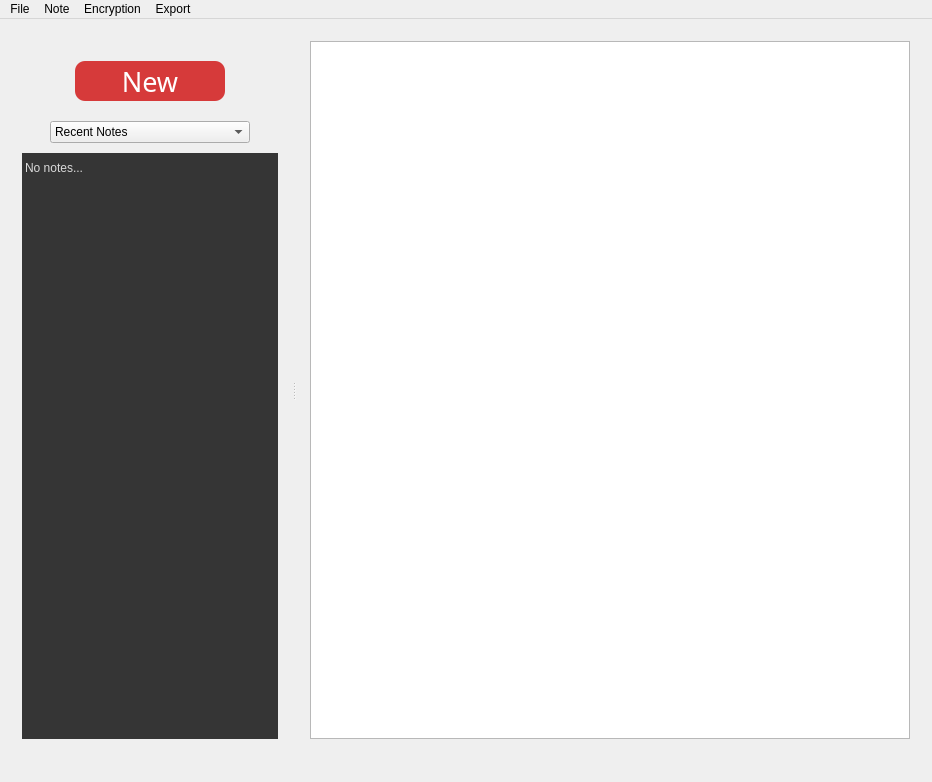
Qt form mainwindow.ui (dhamith93/QuickNote) before a commit.
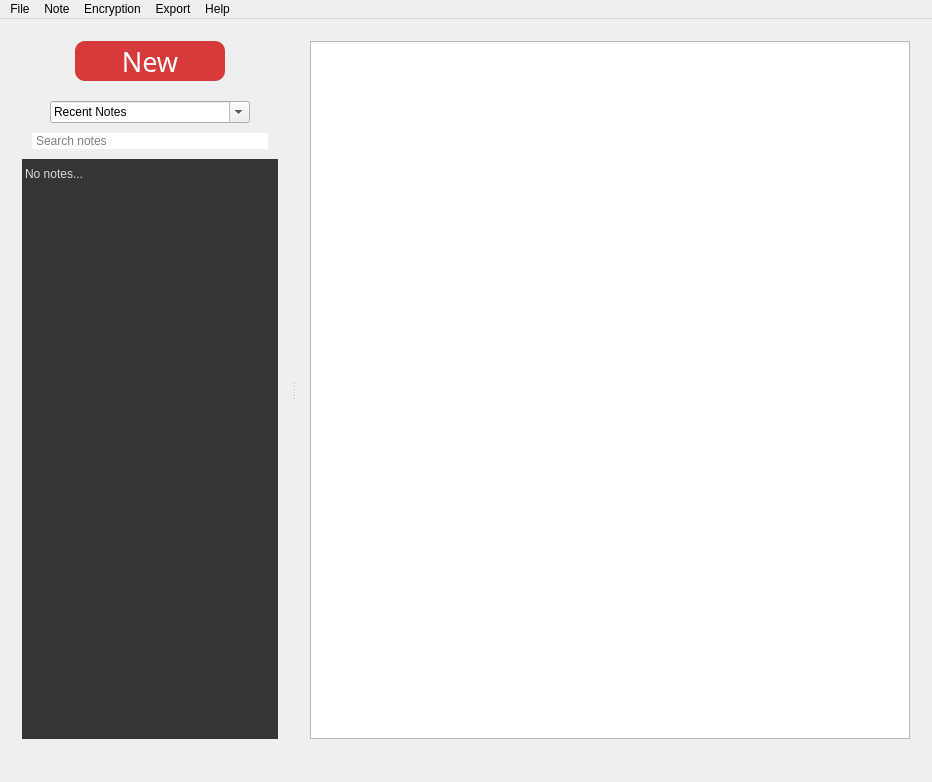
The same form after that commit. Custom widgets are drawn as their Qt base class.

Commit message: Search notes

Diff of the .ui file:
```diff
--- a/mainwindow.ui
+++ b/mainwindow.ui
@@ -52,22 +52,6 @@
         <property name="sizeConstraint">
          <enum>QLayout::SetDefaultConstraint</enum>
         </property>
-        <item>
-         <spacer name="verticalSpacer_2">
-          <property name="orientation">
-           <enum>Qt::Vertical</enum>
-          </property>
-          <property name="sizeType">
-           <enum>QSizePolicy::Fixed</enum>
-          </property>
-          <property name="sizeHint" stdset="0">
-           <size>
-            <width>0</width>
-            <height>20</height>
-           </size>
-          </property>
-         </spacer>
-        </item>
         <item>
          <layout class="QHBoxLayout" name="horizontalLayout_4">
           <property name="spacing">
@@ -175,6 +159,9 @@
             <property name="styleSheet">
              <string notr="true"/>
             </property>
+            <property name="editable">
+             <bool>true</bool>
+            </property>
             <item>
              <property name="text">
               <string>Recent Notes</string>
@@ -200,6 +187,44 @@
           </property>
          </spacer>
         </item>
+        <item>
+         <widget class="QLineEdit" name="searchText">
+          <property name="focusPolicy">
+           <enum>Qt::ClickFocus</enum>
+          </property>
+          <property name="styleSheet">
+           <string notr="true">QLineEdit {
+	border-radius: 10%; 
+	margin-left: 10px;
+	margin-right: 10px;
+	padding-left: 2px;
+    padding-right: 2px;
+}</string>
+          </property>
+          <property name="frame">
+           <bool>true</bool>
+          </property>
+          <property name="placeholderText">
+           <string>Search notes</string>
+          </property>
+         </widget>
+        </item>
+        <item>
+         <spacer name="verticalSpacer_2">
+          <property name="orientation">
+           <enum>Qt::Vertical</enum>
+          </property>
+          <property name="sizeType">
+           <enum>QSizePolicy::Fixed</enum>
+          </property>
+          <property name="sizeHint" stdset="0">
+           <size>
+            <width>0</width>
+            <height>10</height>
+           </size>
+          </property>
+         </spacer>
+        </item>
         <item>
          <widget class="QListWidget" name="fileList">
           <property name="minimumSize">
@@ -395,10 +420,17 @@
     </property>
     <addaction name="actionExport_HTML"/>
    </widget>
+   <widget class="QMenu" name="menuHelp">
+    <property name="title">
+     <string>Help</string>
+    </property>
+    <addaction name="actionSupported_Markdown"/>
+   </widget>
    <addaction name="menuOpen"/>
    <addaction name="menuNote"/>
    <addaction name="menuEncryption"/>
    <addaction name="menuExport"/>
+   <addaction name="menuHelp"/>
   </widget>
   <action name="actionOpen">
    <property name="text">
```
Left out of the diff: 5 changed lines with no effect on the pictures. The commit also changes 4 other files.
